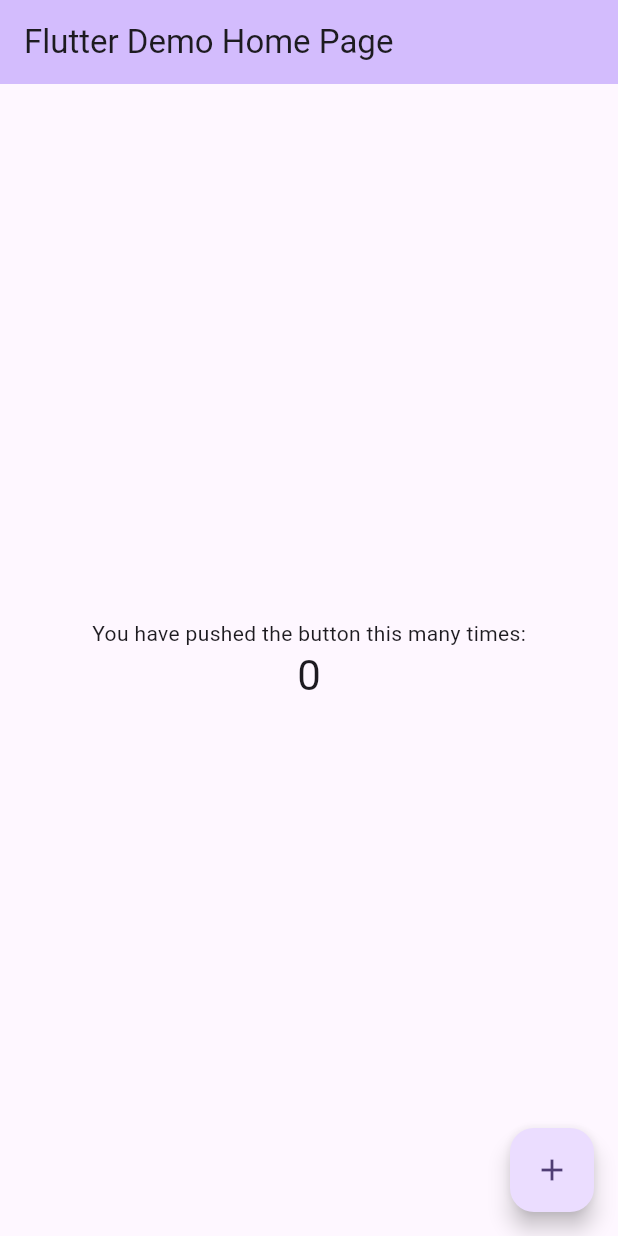
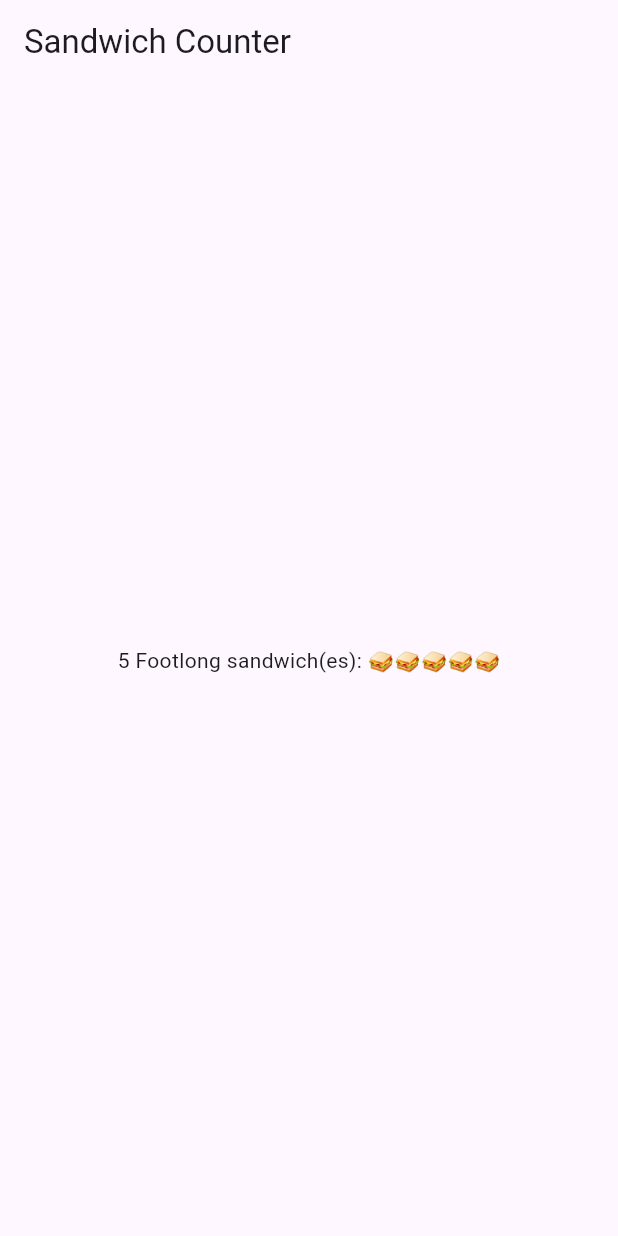
Before and after one commit to Johnahmad341/sandwich_shop, a Flutter app: the screen it shows after launch, on a phone screen of 412 x 824 dp. Run offline on Flutter 3.47's test engine with Material 3 defaults, Android fonts, the phone set to English and light mode, and no system bars.

Commit message:
Matching code from Mani's repository to mine so that we're on the same page for worksheet 3

```diff
--- a/lib/main.dart
+++ b/lib/main.dart
@@ -1,122 +1,34 @@
 import 'package:flutter/material.dart';
 
 void main() {
-  runApp(const MyApp());
+  runApp(const App());
 }
 
-class MyApp extends StatelessWidget {
-  const MyApp({super.key});
+class App extends StatelessWidget {
+  const App({super.key});
 
-  // This widget is the root of your application.
   @override
   Widget build(BuildContext context) {
     return MaterialApp(
-      title: 'Flutter Demo',
-      theme: ThemeData(
-        // This is the theme of your application.
-        //
-        // TRY THIS: Try running your application with "flutter run". You'll see
-        // the application has a purple toolbar. Then, without quitting the app,
-        // try changing the seedColor in the colorScheme below to Colors.green
-        // and then invoke "hot reload" (save your changes or press the "hot
-        // reload" button in a Flutter-supported IDE, or press "r" if you used
-        // the command line to start the app).
-        //
-        // Notice that the counter didn't reset back to zero; the application
-        // state is not lost during the reload. To reset the state, use hot
-        // restart instead.
-        //
-        // This works for code too, not just values: Most code changes can be
-        // tested with just a hot reload.
-        colorScheme: ColorScheme.fromSeed(seedColor: Colors.deepPurple),
+      title: 'Sandwich Shop App',
+      home: Scaffold(
+        appBar: AppBar(title: const Text('Sandwich Counter')),
+        body: const Center(
+          child: OrderItemDisplay(5, 'Footlong'),
+        ),
       ),
-      home: const MyHomePage(title: 'Flutter Demo Home Page'),
     );
   }
 }
 
-class MyHomePage extends StatefulWidget {
-  const MyHomePage({super.key, required this.title});
+class OrderItemDisplay extends StatelessWidget {
+  final int quantity;
+  final String itemType;
 
-  // This widget is the home page of your application. It is stateful, meaning
-  // that it has a State object (defined below) that contains fields that affect
-  // how it looks.
-
-  // This class is the configuration for the state. It holds the values (in this
-  // case the title) provided by the parent (in this case the App widget) and
-  // used by the build method of the State. Fields in a Widget subclass are
-  // always marked "final".
-
-  final String title;
-
-  @override
-  State<MyHomePage> createState() => _MyHomePageState();
-}
-
-class _MyHomePageState extends State<MyHomePage> {
-  int _counter = 0;
-
-  void _incrementCounter() {
-    setState(() {
-      // This call to setState tells the Flutter framework that something has
-      // changed in this State, which causes it to rerun the build method below
-      // so that the display can reflect the updated values. If we changed
-      // _counter without calling setState(), then the build method would not be
-      // called again, and so nothing would appear to happen.
-      _counter++;
-    });
-  }
+  const OrderItemDisplay(this.quantity, this.itemType, {super.key});
 
   @override
   Widget build(BuildContext context) {
-    // This method is rerun every time setState is called, for instance as done
-    // by the _incrementCounter method above.
-    //
-    // The Flutter framework has been optimized to make rerunning build methods
-    // fast, so that you can just rebuild anything that needs updating rather
-    // than having to individually change instances of widgets.
-    return Scaffold(
-      appBar: AppBar(
-        // TRY THIS: Try changing the color here to a specific color (to
-        // Colors.amber, perhaps?) and trigger a hot reload to see the AppBar
-        // change color while the other colors stay the same.
-        backgroundColor: Theme.of(context).colorScheme.inversePrimary,
-        // Here we take the value from the MyHomePage object that was created by
-        // the App.build method, and use it to set our appbar title.
-        title: Text(widget.title),
-      ),
-      body: Center(
-        // Center is a layout widget. It takes a single child and positions it
-        // in the middle of the parent.
-        child: Column(
-          // Column is also a layout widget. It takes a list of children and
-          // arranges them vertically. By default, it sizes itself to fit its
-          // children horizontally, and tries to be as tall as its parent.
-          //
-          // Column has various properties to control how it sizes itself and
-          // how it positions its children. Here we use mainAxisAlignment to
-          // center the children vertically; the main axis here is the vertical
-          // axis because Columns are vertical (the cross axis would be
-          // horizontal).
-          //
-          // TRY THIS: Invoke "debug painting" (choose the "Toggle Debug Paint"
-          // action in the IDE, or press "p" in the console), to see the
-          // wireframe for each widget.
-          mainAxisAlignment: MainAxisAlignment.center,
-          children: <Widget>[
-            const Text('You have pushed the button this many times:'),
-            Text(
-              '$_counter',
-              style: Theme.of(context).textTheme.headlineMedium,
-            ),
-          ],
-        ),
-      ),
-      floatingActionButton: FloatingActionButton(
-        onPressed: _incrementCounter,
-        tooltip: 'Increment',
-        child: const Icon(Icons.add),
-      ), // This trailing comma makes auto-formatting nicer for build methods.
-    );
+    return Text('$quantity $itemType sandwich(es): ${'🥪' * quantity}');
   }
 }
```
